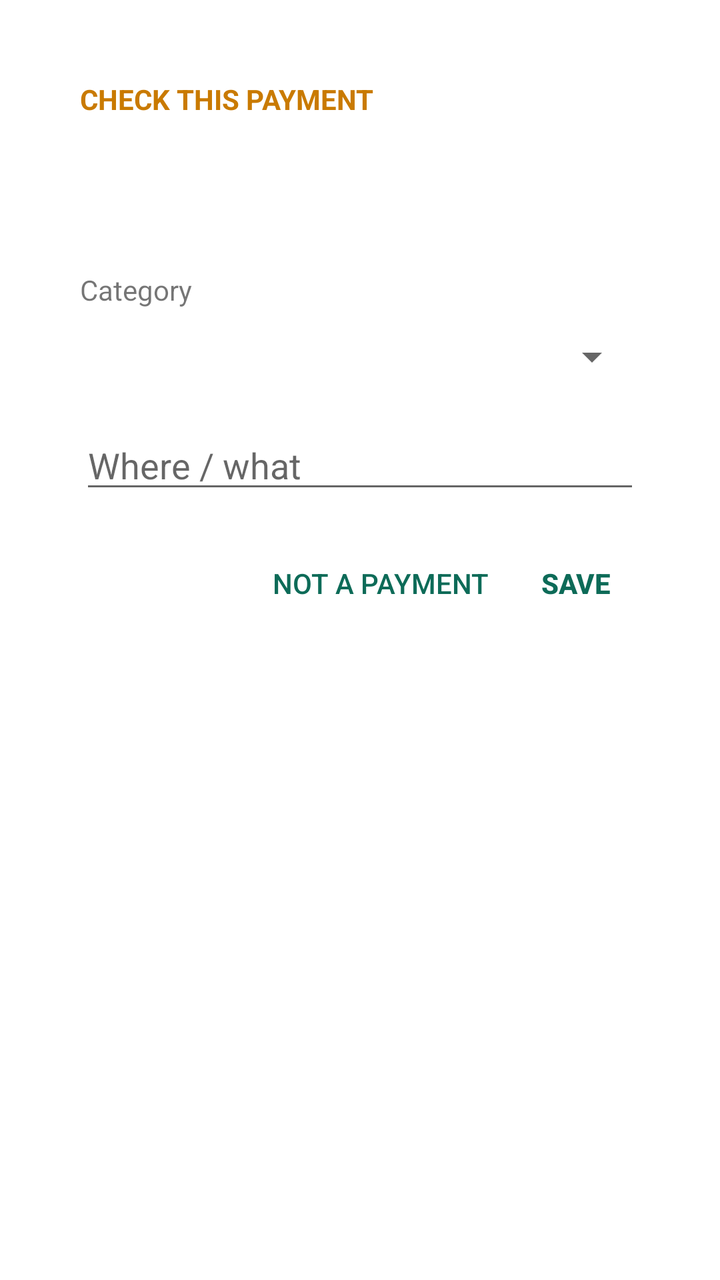
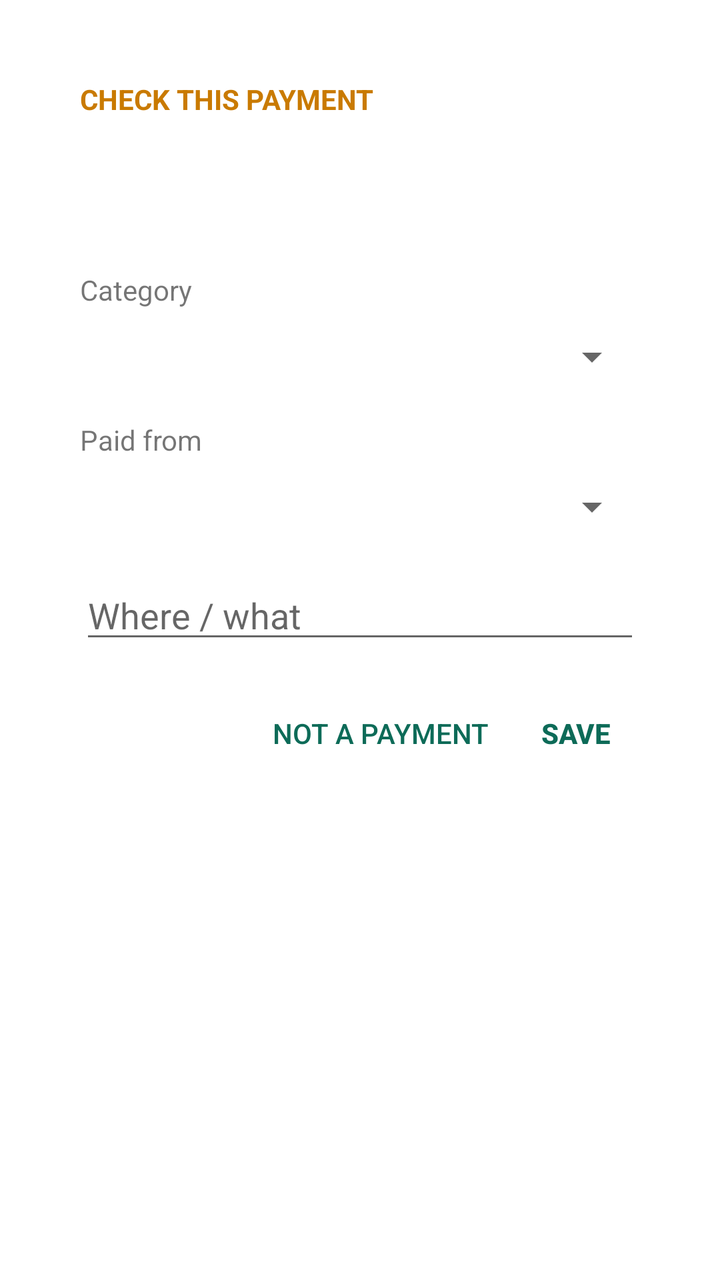

Compare the two renders of this Android layout. The source of the first and the diff that turns it into the second are given below.
<!-- AndroidManifest.xml: activity theme QuickAddTheme -->
<!-- res/layout/activity_sms_confirm.xml -->
<?xml version="1.0" encoding="utf-8"?>
<LinearLayout xmlns:android="http://schemas.android.com/apk/res/android"
    android:layout_width="match_parent"
    android:layout_height="wrap_content"
    android:orientation="vertical"
    android:padding="24dp">

    <TextView
        android:layout_width="wrap_content"
        android:layout_height="wrap_content"
        android:text="@string/confirm_title"
        android:textAppearance="?android:attr/textAppearanceSmall"
        android:textColor="#C97A00"
        android:textStyle="bold" />

    <TextView
        android:id="@+id/confirm_summary"
        android:layout_width="wrap_content"
        android:layout_height="wrap_content"
        android:layout_marginTop="4dp"
        android:textAppearance="?android:attr/textAppearanceLarge"
        android:textStyle="bold" />

    <TextView
        android:id="@+id/confirm_body"
        android:layout_width="match_parent"
        android:layout_height="wrap_content"
        android:layout_marginTop="8dp"
        android:alpha="0.7"
        android:ellipsize="end"
        android:maxLines="3"
        android:textAppearance="?android:attr/textAppearanceSmall" />

    <TextView
        android:layout_width="wrap_content"
        android:layout_height="wrap_content"
        android:layout_marginTop="16dp"
        android:text="@string/confirm_category"
        android:textAppearance="?android:attr/textAppearanceSmall" />

    <Spinner
        android:id="@+id/confirm_category"
        android:layout_width="match_parent"
        android:layout_height="wrap_content"
        android:minHeight="48dp" />

    <EditText
        android:id="@+id/confirm_note"
        android:layout_width="match_parent"
        android:layout_height="wrap_content"
        android:layout_marginTop="8dp"
        android:hint="@string/confirm_note"
        android:importantForAutofill="no"
        android:inputType="textCapWords" />

    <LinearLayout
        android:layout_width="match_parent"
        android:layout_height="wrap_content"
        android:layout_marginTop="16dp"
        android:gravity="end"
        android:orientation="horizontal">

        <Button
            android:id="@+id/confirm_ignore"
            style="?attr/buttonBarButtonStyle"
            android:layout_width="wrap_content"
            android:layout_height="wrap_content"
            android:text="@string/confirm_ignore" />

        <Button
            android:id="@+id/confirm_save"
            style="?attr/buttonBarButtonStyle"
            android:layout_width="wrap_content"
            android:layout_height="wrap_content"
            android:text="@string/confirm_save"
            android:textStyle="bold" />
    </LinearLayout>
</LinearLayout>
<!-- resources referenced by this layout -->
<resources>
  <string name="confirm_category">Category</string>
  <string name="confirm_ignore">Not a payment</string>
  <string name="confirm_note">Where / what</string>
  <string name="confirm_save">Save</string>
  <string name="confirm_title">CHECK THIS PAYMENT</string>
  <style name="QuickAddTheme" parent="Theme.AppCompat.DayNight.Dialog">
          <item name="windowNoTitle">true</item>
          <item name="colorPrimary">#0D6B58</item>
          <item name="colorAccent">#0D6B58</item>
          <item name="android:windowMinWidthMajor">90%</item>
          <item name="android:windowMinWidthMinor">90%</item>
      </style>
</resources>

<!-- the commit's change to res/layout/activity_sms_confirm.xml (unified diff, before → after) -->
@@ -44,6 +44,20 @@
         android:layout_height="wrap_content"
         android:minHeight="48dp" />
 
+    <TextView
+        android:id="@+id/confirm_from_label"
+        android:layout_width="wrap_content"
+        android:layout_height="wrap_content"
+        android:layout_marginTop="8dp"
+        android:text="@string/confirm_from"
+        android:textAppearance="?android:attr/textAppearanceSmall" />
+
+    <Spinner
+        android:id="@+id/confirm_from"
+        android:layout_width="match_parent"
+        android:layout_height="wrap_content"
+        android:minHeight="48dp" />
+
     <EditText
         android:id="@+id/confirm_note"
         android:layout_width="match_parent"
<!-- resource entries referenced after the edit -->
@@ -1,6 +1,7 @@
 <!-- resources referenced by this layout -->
 <resources>
   <string name="confirm_category">Category</string>
+  <string name="confirm_from">Paid from</string>
   <string name="confirm_ignore">Not a payment</string>
   <string name="confirm_note">Where / what</string>
   <string name="confirm_save">Save</string>
